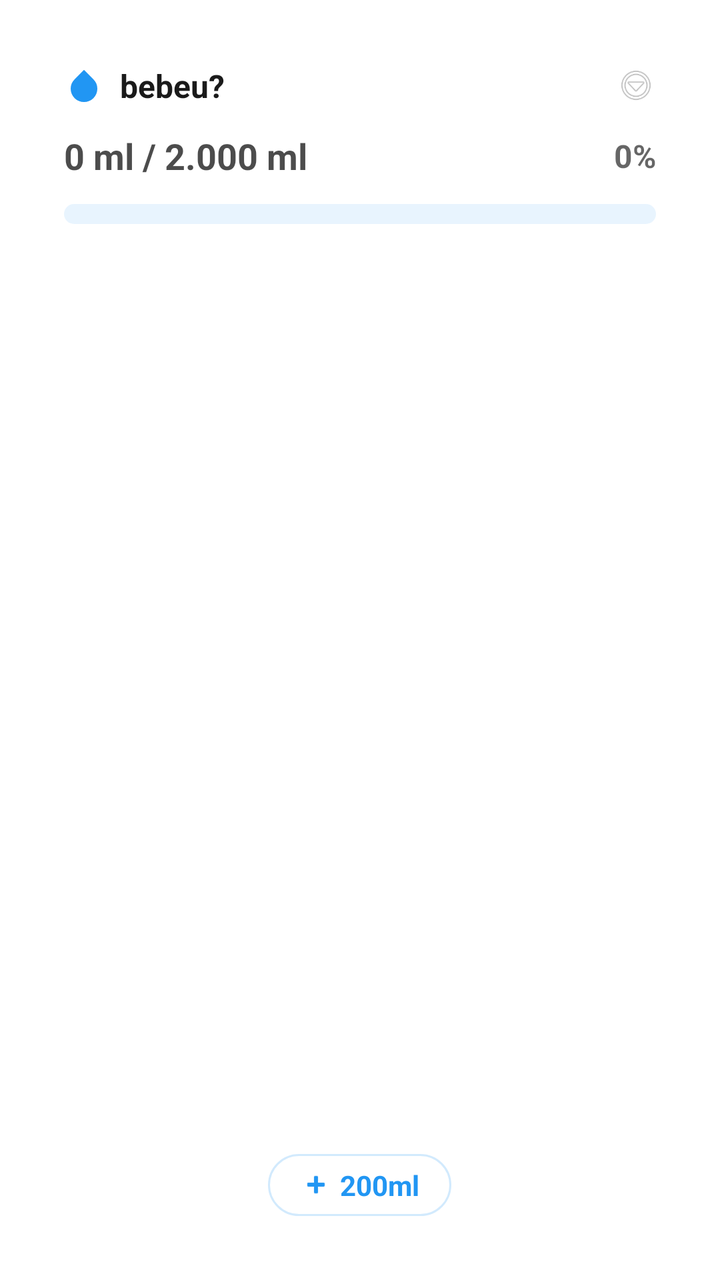
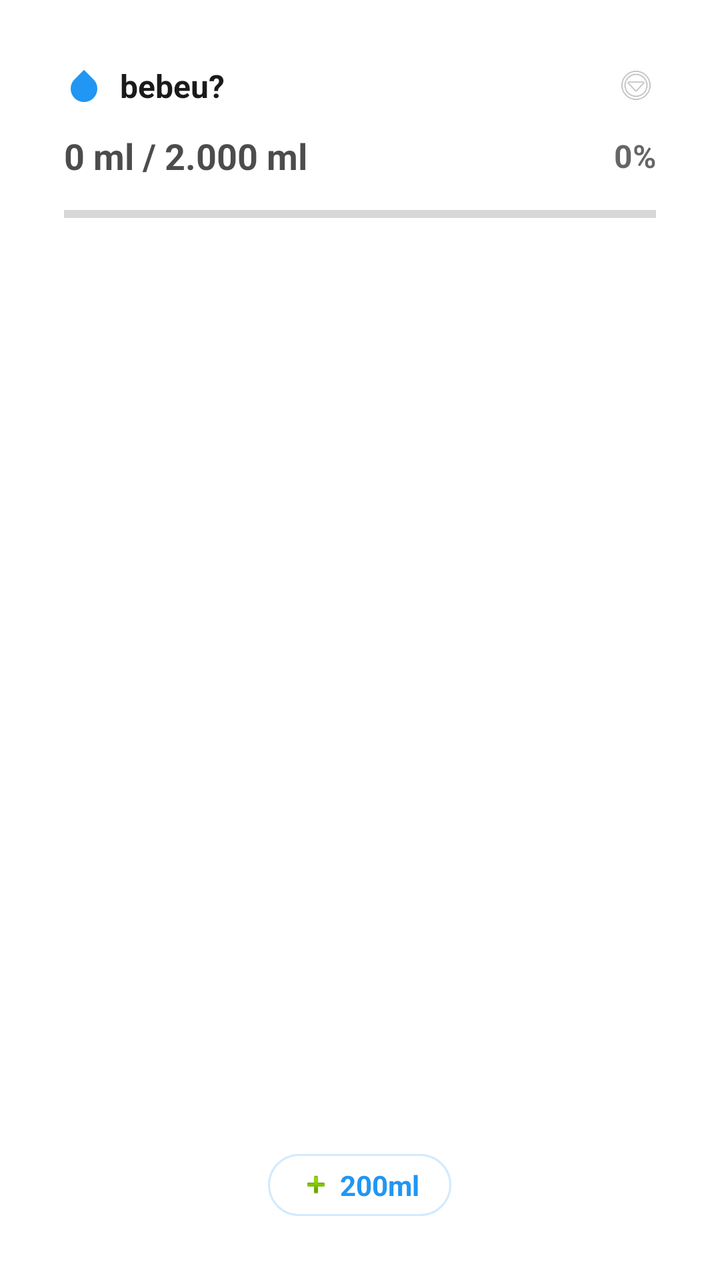

The first picture is an Android layout as it rendered before a commit; the second is the same layout after the commit. The layout source and the unified diff follow.
<!-- AndroidManifest.xml: fallback theme Theme.MaterialComponents.DayNight.NoActionBar -->
<!-- res/layout/home_widget_large.xml -->
<?xml version="1.0" encoding="utf-8"?>
<FrameLayout xmlns:android="http://schemas.android.com/apk/res/android"
    android:id="@+id/widget_container"
    android:layout_width="match_parent"
    android:layout_height="match_parent"
    android:background="@android:color/transparent"
    android:padding="12dp">

    
    <LinearLayout
        android:id="@+id/widget_default"
        android:layout_width="match_parent"
        android:layout_height="match_parent"
        android:background="@drawable/widget_card_bg"
        android:orientation="vertical"
        android:padding="20dp"
        android:visibility="visible">

        <LinearLayout
            android:layout_width="match_parent"
            android:layout_height="wrap_content"
            android:orientation="horizontal"
            android:gravity="center_vertical">

            <ImageView
                android:layout_width="20dp"
                android:layout_height="20dp"
                android:src="@drawable/ic_water_drop"
                android:contentDescription="Água" />

            <TextView
                android:layout_width="wrap_content"
                android:layout_height="wrap_content"
                android:layout_marginStart="8dp"
                android:text="bebeu?"
                android:textColor="#1A1A1A"
                android:textSize="16sp"
                android:textStyle="bold" />

            <View
                android:layout_width="0dp"
                android:layout_height="0dp"
                android:layout_weight="1" />

            <ImageView
                android:layout_width="20dp"
                android:layout_height="20dp"
                android:src="@android:drawable/ic_menu_more"
                android:contentDescription="Mais"
                android:alpha="0.5" />
        </LinearLayout>

        <LinearLayout
            android:layout_width="match_parent"
            android:layout_height="wrap_content"
            android:layout_marginTop="12dp"
            android:orientation="horizontal"
            android:gravity="center_vertical">

            <TextView
                android:id="@+id/widget_intake"
                android:layout_width="0dp"
                android:layout_height="wrap_content"
                android:layout_weight="1"
                android:text="0 ml / 2.000 ml"
                android:textColor="#B3000000"
                android:textSize="18sp"
                android:textStyle="bold" />

            <TextView
                android:id="@+id/widget_percent"
                android:layout_width="wrap_content"
                android:layout_height="wrap_content"
                android:text="0%"
                android:textColor="#99000000"
                android:textSize="16sp"
                android:textStyle="bold" />
        </LinearLayout>

        <ProgressBar
            android:id="@+id/widget_progress"
            style="@android:style/Widget.ProgressBar.Horizontal"
            android:layout_width="match_parent"
            android:layout_height="10dp"
            android:layout_marginTop="12dp"
            android:max="100"
            android:progress="0"
            android:progressDrawable="@drawable/widget_progress_bar"
            android:indeterminate="false" />

        <LinearLayout
            android:layout_width="match_parent"
            android:layout_height="0dp"
            android:layout_weight="1"
            android:gravity="center" />

        <LinearLayout
            android:layout_width="wrap_content"
            android:layout_height="wrap_content"
            android:layout_gravity="center_horizontal"
            android:orientation="horizontal"
            android:gravity="center_vertical"
            android:paddingStart="16dp"
            android:paddingEnd="16dp"
            android:paddingTop="6dp"
            android:paddingBottom="6dp"
            android:background="@drawable/widget_button_bg">

            <ImageView
                android:layout_width="16dp"
                android:layout_height="16dp"
                android:src="@android:drawable/ic_input_add"
                android:contentDescription="Adicionar"
                android:tint="#2196F3" />

            <TextView
                android:layout_width="wrap_content"
                android:layout_height="wrap_content"
                android:layout_marginStart="4dp"
                android:text="200ml"
                android:textColor="#2196F3"
                android:textSize="14sp"
                android:textStyle="bold" />
        </LinearLayout>
    </LinearLayout>

    
    <ImageView
        android:id="@+id/widget_image"
        android:layout_width="match_parent"
        android:layout_height="match_parent"
        android:scaleType="fitCenter"
        android:contentDescription="Home Widget"
        android:visibility="gone" />

</FrameLayout>
<!-- resources referenced by this layout -->
<resources>
  <!-- drawable ic_water_drop (drawable) -->
  <?xml version="1.0" encoding="utf-8"?>
  <vector xmlns:android="http://schemas.android.com/apk/res/android"
      android:width="20dp"
      android:height="20dp"
      android:viewportWidth="24"
      android:viewportHeight="24">
      <path
          android:fillColor="#2196F3"
          android:pathData="M12,2.69l5.66,5.66a8,8 0,1 1,-11.31 0z" />
  </vector>
  <!-- drawable widget_button_bg (drawable) -->
  <?xml version="1.0" encoding="utf-8"?>
  <shape xmlns:android="http://schemas.android.com/apk/res/android"
      android:shape="rectangle">
      <solid android:color="#80FFFFFF" />
      <corners android:radius="20dp" />
      <stroke
          android:width="1dp"
          android:color="#332196F3" />
  </shape>
  <!-- drawable widget_card_bg (drawable) -->
  <?xml version="1.0" encoding="utf-8"?>
  <shape xmlns:android="http://schemas.android.com/apk/res/android"
      android:shape="rectangle">
      <solid android:color="#80FFFFFF" />
      <corners android:radius="28dp" />
      <stroke
          android:width="1.5dp"
          android:color="#66FFFFFF" />
  </shape>
  <!-- drawable widget_progress_bar (drawable) -->
  <?xml version="1.0" encoding="utf-8"?>
  <layer-list xmlns:android="http://schemas.android.com/apk/res/android">
      <item android:id="@android:id/background">
          <shape android:shape="rectangle">
              <solid android:color="#1A2196F3" />
              <corners android:radius="5dp" />
          </shape>
      </item>
      <item android:id="@android:id/progress">
          <clip>
              <shape android:shape="rectangle">
                  <gradient
                      android:startColor="#00B4DB"
                      android:endColor="#0083B0"
                      android:angle="0" />
                  <corners android:radius="5dp" />
              </shape>
          </clip>
      </item>
  </layer-list>
</resources>

<!-- the commit's change to res/layout/home_widget_large.xml (unified diff, before → after) -->
@@ -26,7 +26,7 @@
                 android:layout_width="20dp"
                 android:layout_height="20dp"
                 android:src="@drawable/ic_water_drop"
-                android:contentDescription="Água" />
+                android:contentDescription="Agua" />
 
             <TextView
                 android:layout_width="wrap_content"
@@ -79,13 +79,12 @@
 
         <ProgressBar
             android:id="@+id/widget_progress"
-            style="@android:style/Widget.ProgressBar.Horizontal"
+            style="?android:attr/progressBarStyleHorizontal"
             android:layout_width="match_parent"
             android:layout_height="10dp"
             android:layout_marginTop="12dp"
             android:max="100"
             android:progress="0"
-            android:progressDrawable="@drawable/widget_progress_bar"
             android:indeterminate="false" />
 
         <LinearLayout
@@ -110,8 +109,7 @@
                 android:layout_width="16dp"
                 android:layout_height="16dp"
                 android:src="@android:drawable/ic_input_add"
-                android:contentDescription="Adicionar"
-                android:tint="#2196F3" />
+                android:contentDescription="Adicionar" />
 
             <TextView
                 android:layout_width="wrap_content"
<!-- resource entries referenced after the edit -->
@@ -31,26 +31,5 @@
           android:width="1.5dp"
           android:color="#66FFFFFF" />
   </shape>
-  <!-- drawable widget_progress_bar (drawable) -->
-  <?xml version="1.0" encoding="utf-8"?>
-  <layer-list xmlns:android="http://schemas.android.com/apk/res/android">
-      <item android:id="@android:id/background">
-          <shape android:shape="rectangle">
-              <solid android:color="#1A2196F3" />
-              <corners android:radius="5dp" />
-          </shape>
-      </item>
-      <item android:id="@android:id/progress">
-          <clip>
-              <shape android:shape="rectangle">
-                  <gradient
-                      android:startColor="#00B4DB"
-                      android:endColor="#0083B0"
-                      android:angle="0" />
-                  <corners android:radius="5dp" />
-              </shape>
-          </clip>
-      </item>
-  </layer-list>
 </resources>
 
